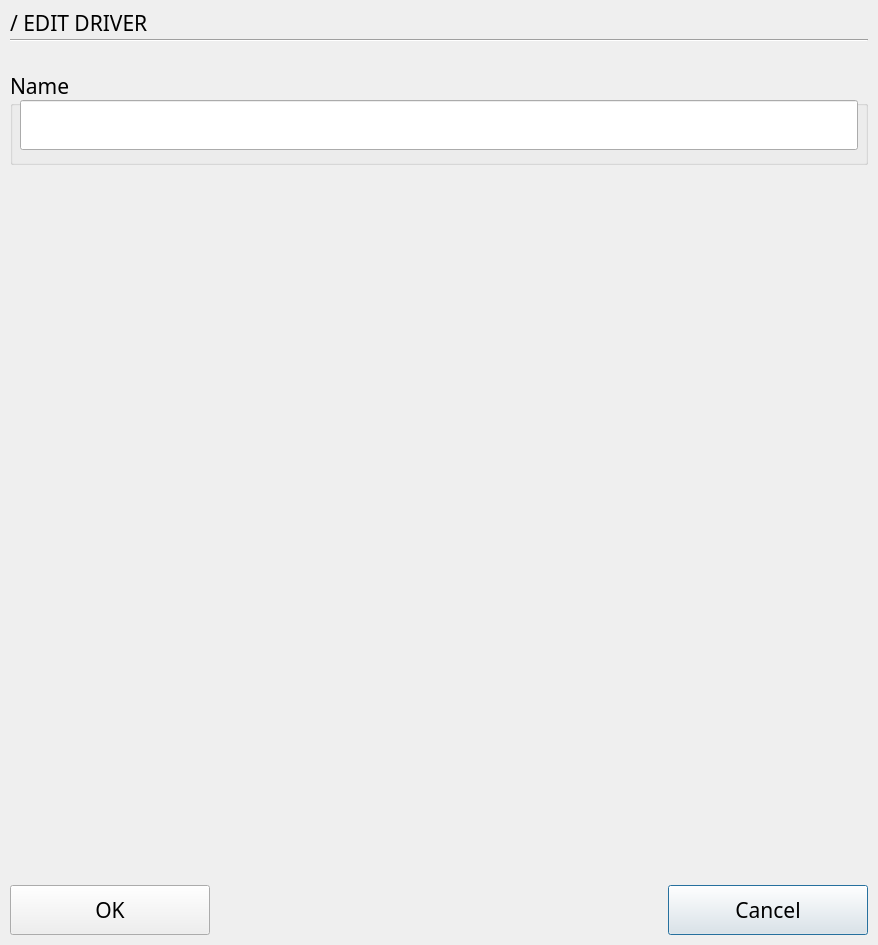
Old version of the form trunk/QTimeTrial/resources/ui/dialogeditdriver.ui in the repository flomar/rFactor2TimeTrial.
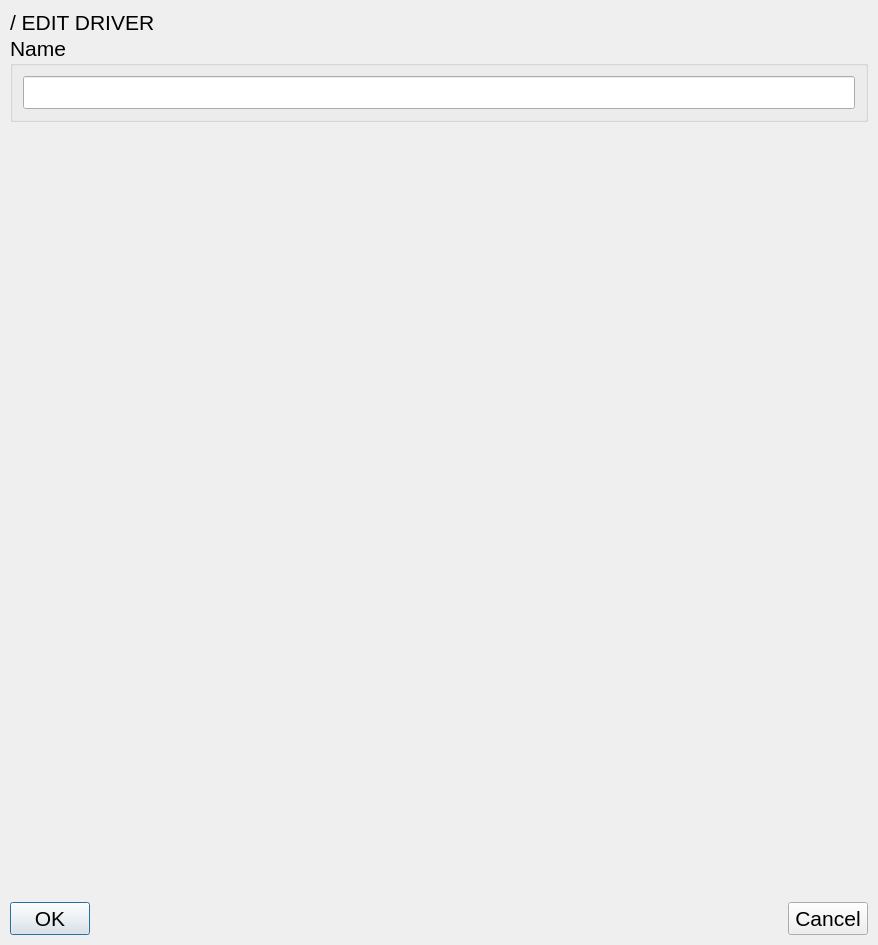
New version of the form.

Commit message: GIGANTIC REFACTORING: all widgets are now based on horizontal and vertical layouts, this should make developing a resolution-independent user interface much more easy

Patch:
```diff
--- a/trunk/QTimeTrial/resources/ui/dialogeditdriver.ui
+++ b/trunk/QTimeTrial/resources/ui/dialogeditdriver.ui
@@ -12,24 +12,44 @@
   </property>
   <property name="font">
    <font>
-    <family>Bitwise</family>
+    <family>Arial</family>
     <pointsize>32</pointsize>
    </font>
   </property>
   <property name="windowTitle">
    <string>About</string>
   </property>
+  <layout class="QVBoxLayout" name="verticalLayout_2">
+   <property name="spacing">
+    <number>0</number>
+   </property>
+   <property name="leftMargin">
+    <number>10</number>
+   </property>
+   <property name="topMargin">
+    <number>10</number>
+   </property>
+   <property name="rightMargin">
+    <number>10</number>
+   </property>
+   <property name="bottomMargin">
+    <number>10</number>
+   </property>
+   <item>
+    <layout class="QVBoxLayout" name="layoutCenter">
+     <property name="spacing">
+      <number>0</number>
+     </property>
+     <item>
+      <layout class="QVBoxLayout" name="layoutTitle">
+       <property name="spacing">
+        <number>0</number>
+       </property>
+       <item>
   <widget class="QLabel" name="labelTitle">
-   <property name="geometry">
-    <rect>
-     <x>10</x>
-     <y>10</y>
-     <width>858</width>
-     <height>25</height>
-    </rect>
-   </property>
    <property name="font">
     <font>
+           <family>Arial</family>
      <pointsize>16</pointsize>
     </font>
    </property>
@@ -40,86 +60,46 @@
     <set>Qt::AlignLeading|Qt::AlignLeft|Qt::AlignVCenter</set>
    </property>
   </widget>
-  <widget class="Line" name="lineTitle">
-   <property name="geometry">
-    <rect>
-     <x>10</x>
-     <y>35</y>
-     <width>858</width>
-     <height>10</height>
-    </rect>
-   </property>
-   <property name="orientation">
-    <enum>Qt::Horizontal</enum>
-   </property>
-  </widget>
-  <widget class="QPushButton" name="pushButtonCancel">
-   <property name="geometry">
-    <rect>
-     <x>668</x>
-     <y>885</y>
-     <width>200</width>
-     <height>50</height>
-    </rect>
-   </property>
-   <property name="font">
-    <font>
-     <family>Bitwise</family>
-     <pointsize>16</pointsize>
-    </font>
-   </property>
-   <property name="text">
-    <string>Cancel</string>
-   </property>
-  </widget>
-  <widget class="QPushButton" name="pushButtonOK">
-   <property name="geometry">
-    <rect>
-     <x>10</x>
-     <y>885</y>
-     <width>200</width>
-     <height>50</height>
-    </rect>
-   </property>
-   <property name="font">
-    <font>
-     <family>Bitwise</family>
-     <pointsize>16</pointsize>
-    </font>
-   </property>
-   <property name="text">
-    <string>OK</string>
-   </property>
-  </widget>
+       </item>
+      </layout>
+     </item>
+     <item>
+      <layout class="QVBoxLayout" name="layoutContent">
+       <property name="spacing">
+        <number>0</number>
+       </property>
+       <item>
   <widget class="QGroupBox" name="groupBoxDriverName">
-   <property name="geometry">
-    <rect>
-     <x>10</x>
-     <y>70</y>
-     <width>858</width>
-     <height>95</height>
-    </rect>
-   </property>
    <property name="font">
     <font>
+           <family>Arial</family>
      <pointsize>16</pointsize>
     </font>
    </property>
    <property name="title">
     <string>Name</string>
    </property>
+         <layout class="QVBoxLayout" name="verticalLayout">
+          <property name="spacing">
+           <number>0</number>
+          </property>
+          <property name="leftMargin">
+           <number>10</number>
+          </property>
+          <property name="topMargin">
+           <number>10</number>
+          </property>
+          <property name="rightMargin">
+           <number>10</number>
+          </property>
+          <property name="bottomMargin">
+           <number>10</number>
+          </property>
+          <item>
    <widget class="QLineEdit" name="lineEditDriverName">
-    <property name="geometry">
-     <rect>
-      <x>10</x>
-      <y>30</y>
-      <width>838</width>
-      <height>50</height>
-     </rect>
-    </property>
     <property name="font">
      <font>
-      <family>Bitwise</family>
+              <family>Arial</family>
       <pointsize>16</pointsize>
      </font>
     </property>
@@ -127,10 +107,86 @@
      <string/>
     </property>
     <property name="readOnly">
-     <bool>true</bool>
-    </property>
-   </widget>
-  </widget>
+             <bool>false</bool>
+            </property>
+           </widget>
+          </item>
+         </layout>
+        </widget>
+       </item>
+       <item>
+        <spacer name="verticalSpacer">
+         <property name="orientation">
+          <enum>Qt::Vertical</enum>
+         </property>
+         <property name="sizeHint" stdset="0">
+          <size>
+           <width>20</width>
+           <height>40</height>
+          </size>
+         </property>
+        </spacer>
+       </item>
+      </layout>
+     </item>
+     <item>
+      <layout class="QHBoxLayout" name="layoutButtons">
+       <item>
+        <widget class="QPushButton" name="pushButtonOK">
+         <property name="minimumSize">
+          <size>
+           <width>0</width>
+           <height>0</height>
+          </size>
+         </property>
+         <property name="font">
+          <font>
+           <family>Arial</family>
+           <pointsize>16</pointsize>
+          </font>
+         </property>
+         <property name="text">
+          <string>OK</string>
+         </property>
+        </widget>
+       </item>
+       <item>
+        <spacer name="horizontalSpacer">
+         <property name="orientation">
+          <enum>Qt::Horizontal</enum>
+         </property>
+         <property name="sizeHint" stdset="0">
+          <size>
+           <width>40</width>
+           <height>20</height>
+          </size>
+         </property>
+        </spacer>
+       </item>
+       <item>
+        <widget class="QPushButton" name="pushButtonCancel">
+         <property name="minimumSize">
+          <size>
+           <width>0</width>
+           <height>0</height>
+          </size>
+         </property>
+         <property name="font">
+          <font>
+           <family>Arial</family>
+           <pointsize>16</pointsize>
+          </font>
+         </property>
+         <property name="text">
+          <string>Cancel</string>
+         </property>
+        </widget>
+       </item>
+      </layout>
+     </item>
+    </layout>
+   </item>
+  </layout>
  </widget>
  <resources/>
  <connections/>
```
Lines whose indentation alone changed are shown as unchanged. The commit also changes 29 other files.
